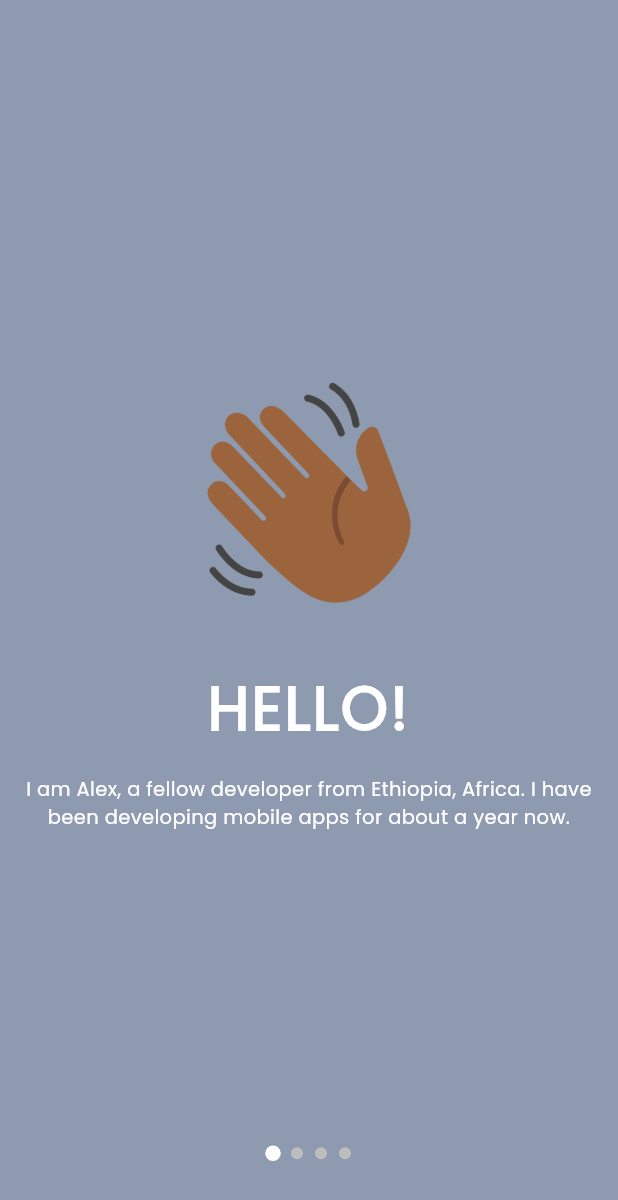
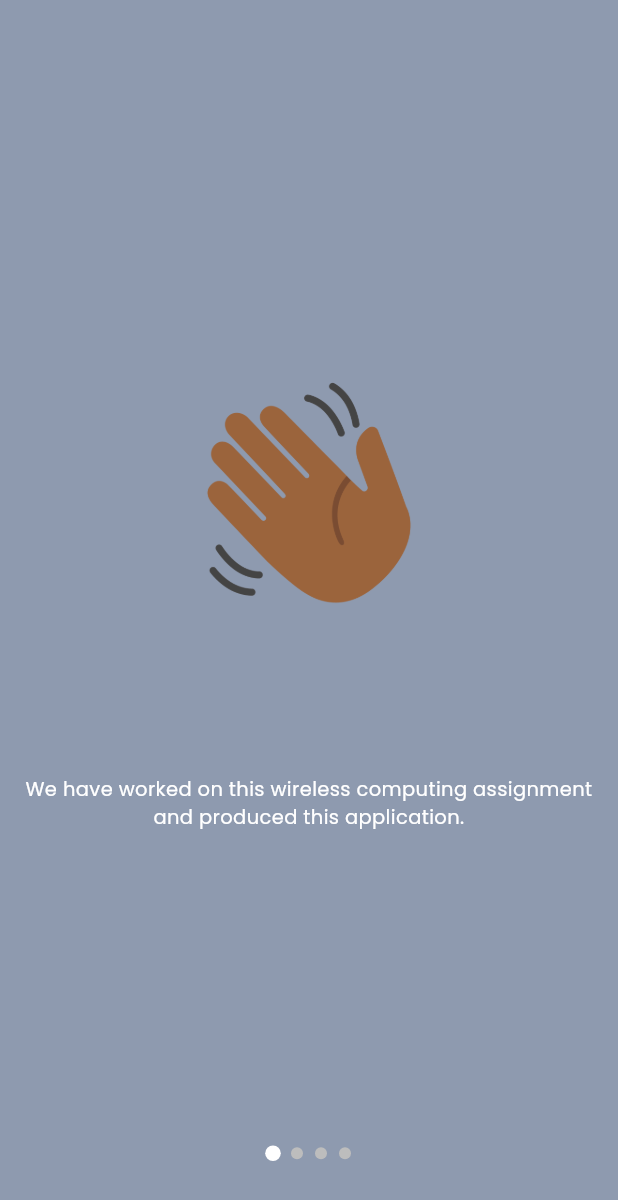
Before and after one commit to alexanderKalema/Intersavy, a Flutter app: the screen it shows after launch, on a phone screen of 412 x 824 dp. Shown: the top 1200 px of the screen. Run offline on Flutter 3.47's test engine with Material 3 defaults, Android fonts, the phone set to English and light mode, and no system bars; drawn by our look-alikes of smooth_page_indicator; our stand-ins replace auto_route, bloc, flutter_bloc, just_audio, math_expressions, on_audio_query and 3 more; accounts and stored records are empty; generated files the repository leaves out were written again.

Commit message:
wireless

```diff
--- a/lib/constants.dart
+++ b/lib/constants.dart
@@ -101,17 +101,17 @@ const RULES = {
 };
 
 const INTRO_TITLES = {
-  'en_US': ['Hello!', 'Dedication!', 'Thank You!', 'See you soon!'],
+  'en_US': ['', '', '', ''],
   'hi_IN': ['नमस्ते!', 'समर्पण!', 'धन्यवाद!', 'जल्द ही मिलते हैं!'],
   'ru_RU': ['Привет!', 'Посвящение!', 'Спасибо!', 'До скорого!']
 };
 
 const INTRO_SUBTITLES = {
   'en_US': [
-    'I am Alex, a fellow developer from Ethiopia, Africa. I have been developing mobile apps for about a year now.',
-    "I'm so excited to present my app of 5 tasks to you! I've spent my internship time carefully developing and refining it to present you an app that is both beautiful and exceptionally functional.",
-    'This goes without saying how delighted I am to have been given this opportunity to share my passion and showcase my skills.',
-    'Finally I hope you enjoy the app and that it brings you joy. I also look forward to hearing from you again.',
+    'We have worked on this wireless computing assignment and produced this application.',
+    "We are so excited to present this app of 5 tasks to you! We have spent time carefully developing and refining it to present you an app that is both beautiful and exceptionally functional.",
+    'Our Group consist of \n\n Abigail Arega (UGR/7574/13) \n Alexander Kiros(UGR/5158/13) \n Birehanu Asmamaw (UGR/2160/13) \n Eyob Tefferi (UGR/1218/13) \n Franol Fekadu (UGR/6108/13)',
+    'Finally We hope you enjoy the app and Simplifies your day to day tasks.',
   ],
   'hi_IN': [
     'मैं एलेक्स हूं, एक फेलो डेवलपर ईथियोपिया, अफ्रीका से। मैं लगभग एक साल से मोबाइल ऐप्स विकसित कर रहा हूं।',
--- a/lib/models/my_appbar.dart
+++ b/lib/models/my_appbar.dart
@@ -1,7 +1,7 @@
 import 'package:flutter/material.dart';
 import 'package:android_app_development/constants.dart';
 
-class MyAppBar extends StatelessWidget with PreferredSizeWidget {
+class MyAppBar extends StatelessWidget implements PreferredSizeWidget {
   @override
   final Size preferredSize;
   final String title;
--- a/lib/ui/calculator_screen.dart
+++ b/lib/ui/calculator_screen.dart
@@ -137,6 +137,7 @@ class _CalculatorScreenState extends State<CalculatorScreen>
           )
         ],
       ),
+
     );
   }
 
--- a/pubspec.yaml
+++ b/pubspec.yaml
@@ -53,6 +53,7 @@ dependencies:
   path_provider: ^2.0.14
   path: ^1.8.2
   smooth_page_indicator: ^1.1.0
+  flutter_launcher_icons: ^0.13.1
 dev_dependencies:
   flutter_test:
     sdk: flutter
```
Also changed, not shown: flutter_launcher_icons.yaml (added, +9 -0 lines), assets/images/tool-box.png (added), 29 other files.
